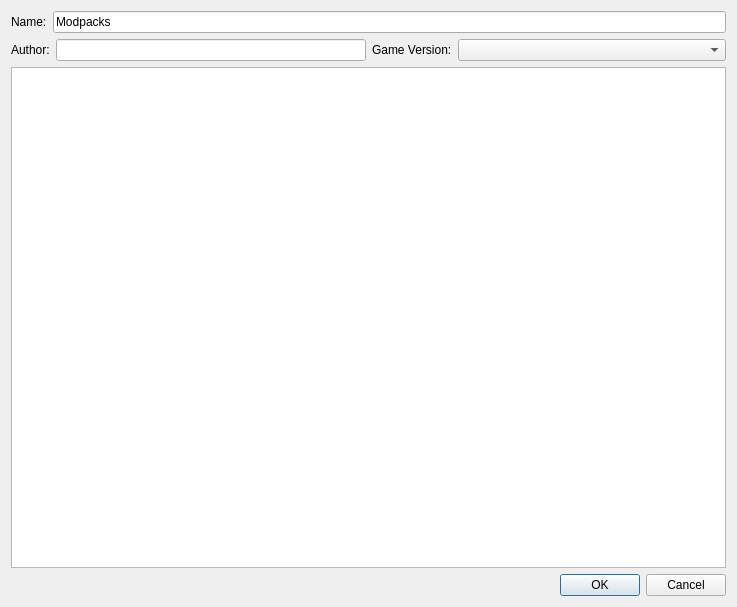
Above: src/ui/local/exportmanifestjsondialog.ui from kaniol-lck/modmanager before the change. Below: the same form after it.
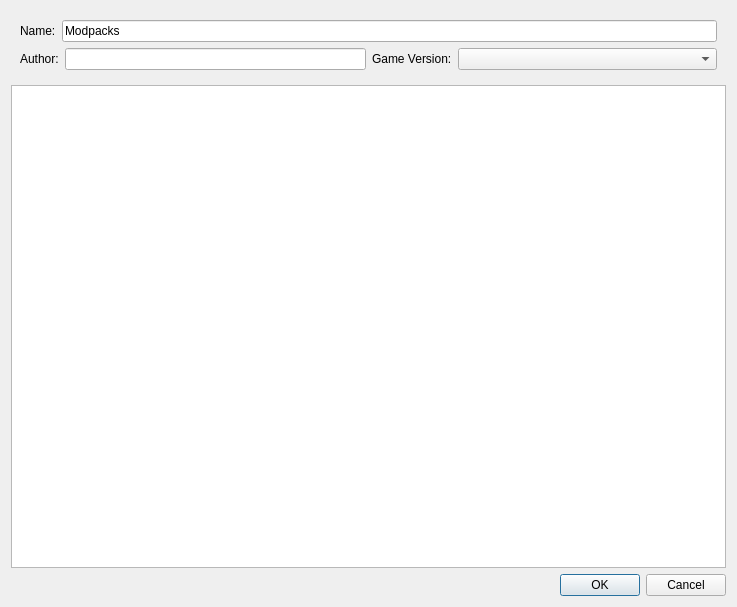
That is the form after the change.

```diff
--- a/src/ui/local/exportmanifestjsondialog.ui
+++ b/src/ui/local/exportmanifestjsondialog.ui
@@ -10,31 +10,42 @@
     <height>607</height>
    </rect>
   </property>
-  <property name="windowTitle">
-   <string>Export manifest.json</string>
-  </property>
+  <layout class="QGridLayout" name="gridLayout_2">
+   <item row="1" column="0">
+    <widget class="QTreeView" name="modTreeView">
+     <property name="rootIsDecorated">
+      <bool>false</bool>
+     </property>
+     <property name="sortingEnabled">
+      <bool>true</bool>
+     </property>
+    </widget>
+   </item>
+   <item row="2" column="0">
+    <layout class="QHBoxLayout" name="horizontalLayout">
+     <item>
+      <widget class="QLabel" name="disabledMods">
+       <property name="wordWrap">
+        <bool>true</bool>
+       </property>
+      </widget>
+     </item>
+     <item>
+      <widget class="QDialogButtonBox" name="buttonBox">
+       <property name="orientation">
+        <enum>Qt::Horizontal</enum>
+       </property>
+       <property name="standardButtons">
+        <set>QDialogButtonBox::Cancel|QDialogButtonBox::Ok</set>
+       </property>
+      </widget>
+     </item>
+    </layout>
+   </item>
+   <item row="0" column="0">
+    <widget class="QWidget" name="manifestWidget" native="true">
   <layout class="QGridLayout" name="gridLayout">
-   <item row="0" column="0">
-    <layout class="QFormLayout" name="formLayout_3">
-     <item row="0" column="0">
-      <widget class="QLabel" name="label">
-       <property name="text">
-        <string>Name:</string>
-       </property>
-      </widget>
-     </item>
-     <item row="0" column="1">
-      <widget class="QLineEdit" name="name">
-       <property name="text">
-        <string>Modpacks</string>
-       </property>
-      </widget>
-     </item>
-    </layout>
-   </item>
    <item row="1" column="0">
-    <layout class="QHBoxLayout" name="horizontalLayout_2">
-     <item>
       <layout class="QFormLayout" name="formLayout">
        <item row="0" column="0">
         <widget class="QLabel" name="label_2">
@@ -48,7 +59,7 @@
        </item>
       </layout>
      </item>
-     <item>
+      <item row="1" column="1">
       <layout class="QFormLayout" name="formLayout_2">
        <item row="0" column="0">
         <widget class="QLabel" name="label_3">
@@ -69,38 +80,26 @@
        </item>
       </layout>
      </item>
-    </layout>
-   </item>
-   <item row="2" column="0">
-    <widget class="QTreeView" name="modTreeView">
-     <property name="rootIsDecorated">
-      <bool>false</bool>
-     </property>
-     <property name="sortingEnabled">
-      <bool>true</bool>
-     </property>
-    </widget>
-   </item>
-   <item row="3" column="0">
-    <layout class="QHBoxLayout" name="horizontalLayout">
-     <item>
-      <widget class="QLabel" name="disabledMods">
-       <property name="wordWrap">
-        <bool>true</bool>
+      <item row="0" column="0" colspan="2">
+       <layout class="QFormLayout" name="formLayout_3">
+        <item row="0" column="0">
+         <widget class="QLabel" name="label">
+          <property name="text">
+           <string>Name:</string>
+          </property>
+         </widget>
+        </item>
+        <item row="0" column="1">
+         <widget class="QLineEdit" name="name">
+          <property name="text">
+           <string>Modpacks</string>
        </property>
       </widget>
      </item>
-     <item>
-      <widget class="QDialogButtonBox" name="buttonBox">
-       <property name="orientation">
-        <enum>Qt::Horizontal</enum>
-       </property>
-       <property name="standardButtons">
-        <set>QDialogButtonBox::Cancel|QDialogButtonBox::Ok</set>
-       </property>
-      </widget>
-     </item>
-    </layout>
+       </layout>
+      </item>
+     </layout>
+    </widget>
    </item>
   </layout>
  </widget>
```
Lines whose indentation alone changed are shown as unchanged.
